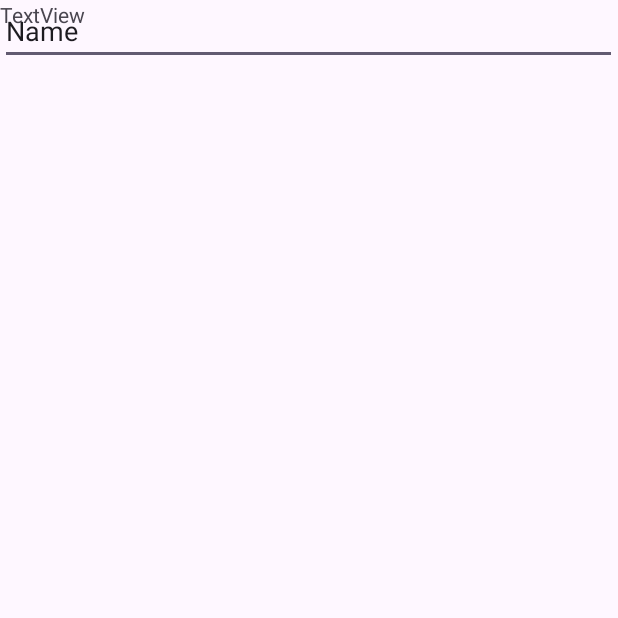
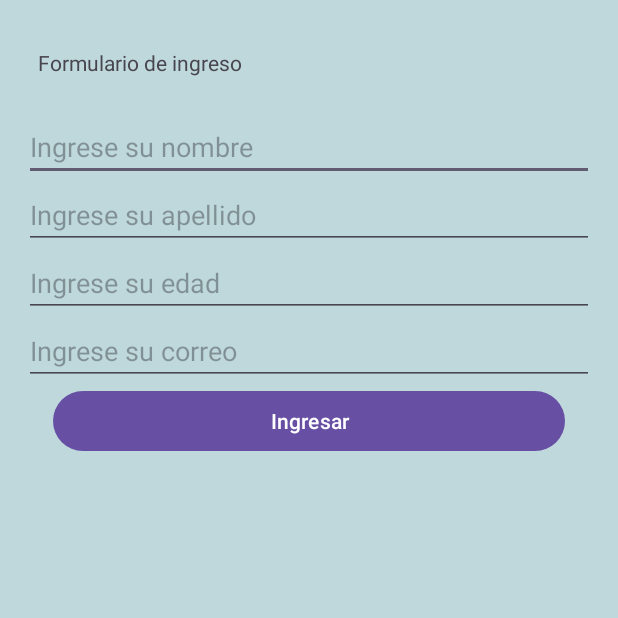
Before and after one commit to GermanVillanueva91/PM0120242P, an Android app: the screen it shows after launch (ActivityInit), on a phone screen of 412 x 824 dp, the top half of it. Run offline under Robolectric (Android 15) with nearby library versions, the phone set to English and light mode, and no system bars.

Commit message:
Ingreso de datos personales y saludo con toast

```diff
--- a/app/src/main/java/com/example/pm0120242p/ActivityInit.java
+++ b/app/src/main/java/com/example/pm0120242p/ActivityInit.java
@@ -1,6 +1,11 @@
 package com.example.pm0120242p;
 
+import android.annotation.SuppressLint;
 import android.os.Bundle;
+import android.view.View;
+import android.widget.Button;
+import android.widget.EditText;
+import android.widget.Toast;
 
 import androidx.activity.EdgeToEdge;
 import androidx.appcompat.app.AppCompatActivity;
@@ -8,8 +13,13 @@ import androidx.core.graphics.Insets;
 import androidx.core.view.ViewCompat;
 import androidx.core.view.WindowInsetsCompat;
 
-public class ActivityInit extends AppCompatActivity {
+public class ActivityInit extends AppCompatActivity
+{
 
+    EditText nombres, apellido, edad, correo;
+
+    Button btningresar;
+    @SuppressLint("MissingInflatedId")
     @Override
     protected void onCreate(Bundle savedInstanceState) {
         super.onCreate(savedInstanceState);
@@ -20,5 +30,24 @@ public class ActivityInit extends AppCompatActivity {
             v.setPadding(systemBars.left, systemBars.top, systemBars.right, systemBars.bottom);
             return insets;
         });
+
+        nombres = (EditText) findViewById(R.id.nombres);
+        edad = (EditText) findViewById(R.id.edad);
+        apellido = (EditText) findViewById(R.id.apellido);
+        correo = (EditText) findViewById(R.id.correo);
+        btningresar = (Button) findViewById(R.id.btningresar);
+
+        btningresar.setOnClickListener(new View.OnClickListener() {
+            @Override
+            public void onClick(View v) {
+                Agregar();
+            }
+
+            private void Agregar()
+            {
+                Toast.makeText(ActivityInit.this, "Hola como estas", Toast.LENGTH_SHORT).show();
+            }
+        });
+
     }
 }
--- a/app/src/main/res/layout/activity_init.xml
+++ b/app/src/main/res/layout/activity_init.xml
@@ -5,25 +5,89 @@
     android:id="@+id/main"
     android:layout_width="match_parent"
     android:layout_height="match_parent"
+    android:background="#BED8DC"
     tools:context=".ActivityInit">
 
     <TextView
         android:id="@+id/textView"
-        android:layout_width="0dp"
-        android:layout_height="29dp"
-        android:text="TextView"
+        android:layout_width="wrap_content"
+        android:layout_height="wrap_content"
+        android:layout_marginStart="16dp"
+        android:layout_marginTop="32dp"
+        android:layout_marginEnd="16dp"
+        android:text="@string/Formulario"
         app:layout_constraintEnd_toEndOf="parent"
+        app:layout_constraintHorizontal_bias="0.037"
         app:layout_constraintStart_toStartOf="parent"
-        tools:layout_editor_absoluteY="57dp" />
+        app:layout_constraintTop_toTopOf="parent" />
 
     <EditText
-        android:id="@+id/editTextText"
-        android:layout_width="411dp"
-        android:layout_height="43dp"
+        android:id="@+id/nombres"
+        android:layout_width="0dp"
+        android:layout_height="wrap_content"
+        android:layout_marginStart="16dp"
+        android:layout_marginTop="24dp"
+        android:layout_marginEnd="16dp"
         android:ems="10"
+        android:hint="@string/IngresoNombre"
         android:inputType="text"
-        android:text="Name"
+        app:layout_constraintEnd_toEndOf="parent"
+        app:layout_constraintHorizontal_bias="0.0"
         app:layout_constraintStart_toStartOf="parent"
-        tools:layout_editor_absoluteY="98dp" />
+        app:layout_constraintTop_toBottomOf="@+id/textView" />
+
+    <EditText
+        android:id="@+id/apellido"
+        android:layout_width="0dp"
+        android:layout_height="wrap_content"
+        android:layout_marginStart="16dp"
+        android:layout_marginEnd="16dp"
+        android:ems="10"
+        android:hint="@string/IngresoApellidos"
+        android:inputType="text"
+        app:layout_constraintEnd_toEndOf="parent"
+        app:layout_constraintHorizontal_bias="0.0"
+        app:layout_constraintStart_toStartOf="parent"
+        app:layout_constraintTop_toBottomOf="@+id/nombres" />
+
+    <EditText
+        android:id="@+id/edad"
+        android:layout_width="0dp"
+        android:layout_height="wrap_content"
+        android:layout_marginStart="16dp"
+        android:layout_marginEnd="16dp"
+        android:ems="10"
+        android:hint="@string/IngresoEdad"
+        android:inputType="number|numberDecimal"
+        app:layout_constraintEnd_toEndOf="parent"
+        app:layout_constraintHorizontal_bias="0.0"
+        app:layout_constraintStart_toStartOf="parent"
+        app:layout_constraintTop_toBottomOf="@+id/apellido" />
+
+    <EditText
+        android:id="@+id/correo"
+        android:layout_width="0dp"
+        android:layout_height="wrap_content"
+        android:layout_marginStart="16dp"
+        android:layout_marginEnd="16dp"
+        android:ems="10"
+        android:hint="@string/IngresoCorreo"
+        android:inputType="text|textEmailAddress"
+        app:layout_constraintEnd_toEndOf="parent"
+        app:layout_constraintHorizontal_bias="0.0"
+        app:layout_constraintStart_toStartOf="parent"
+        app:layout_constraintTop_toBottomOf="@+id/edad" />
+
+    <Button
+        android:id="@+id/btningresar"
+        android:layout_width="0dp"
+        android:layout_height="wrap_content"
+        android:layout_marginStart="35dp"
+        android:layout_marginEnd="35dp"
+        android:text="Ingresar"
+        app:layout_constraintEnd_toEndOf="parent"
+        app:layout_constraintHorizontal_bias="0.0"
+        app:layout_constraintStart_toStartOf="parent"
+        app:layout_constraintTop_toBottomOf="@+id/correo" />
 
 </androidx.constraintlayout.widget.ConstraintLayout>
--- a/app/src/main/res/values/strings.xml
+++ b/app/src/main/res/values/strings.xml
@@ -1,3 +1,10 @@
 <resources>
     <string name="app_name">PM0120242P</string>
+    <string name="IngresoNombre">Ingrese su nombre</string>
+    <string name="IngresoApellidos">Ingrese su apellido</string>
+    <string name="Formulario">Formulario de ingreso</string>
+    <string name="IngresoEdad">Ingrese su edad</string>
+    <string name="IngresoCorreo">Ingrese su correo</string>
+
+
 </resources>
```
